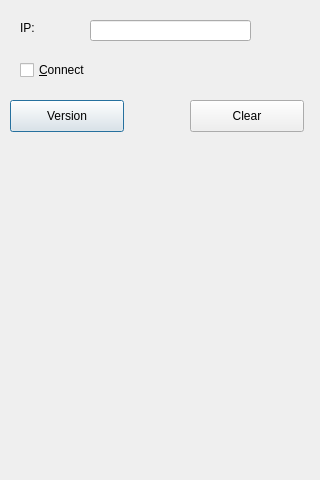
Before: the Qt Designer form qt5/qwid/dialog.ui in qoopooh/try_git, drawn with Qt 5.
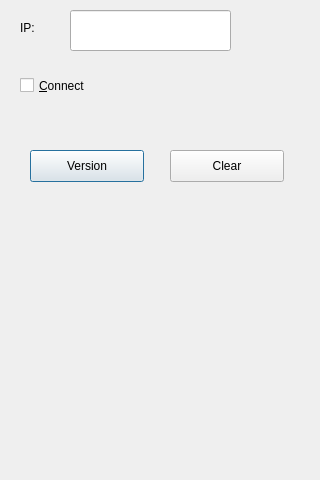
After: the same form once the commit is applied. Icons and pictures are not drawn.

Commit message: old arch64

Diff of the .ui file:
```diff
--- a/qt5/qwid/dialog.ui
+++ b/qt5/qwid/dialog.ui
@@ -33,10 +33,10 @@
   <widget class="QLineEdit" name="lineEditIp">
    <property name="geometry">
     <rect>
-     <x>90</x>
-     <y>20</y>
+     <x>70</x>
+     <y>10</y>
      <width>161</width>
-     <height>21</height>
+     <height>41</height>
     </rect>
    </property>
   </widget>
@@ -44,9 +44,9 @@
    <property name="geometry">
     <rect>
      <x>20</x>
-     <y>60</y>
-     <width>87</width>
-     <height>20</height>
+     <y>70</y>
+     <width>101</width>
+     <height>31</height>
     </rect>
    </property>
    <property name="text">
@@ -56,8 +56,8 @@
   <widget class="QPushButton" name="pushButtonVersion">
    <property name="geometry">
     <rect>
-     <x>10</x>
-     <y>100</y>
+     <x>30</x>
+     <y>150</y>
      <width>114</width>
      <height>32</height>
     </rect>
@@ -69,8 +69,8 @@
   <widget class="QPushButton" name="pushButtonClear">
    <property name="geometry">
     <rect>
-     <x>190</x>
-     <y>100</y>
+     <x>170</x>
+     <y>150</y>
      <width>114</width>
      <height>32</height>
     </rect>
```
The commit also changes 1 other file.
